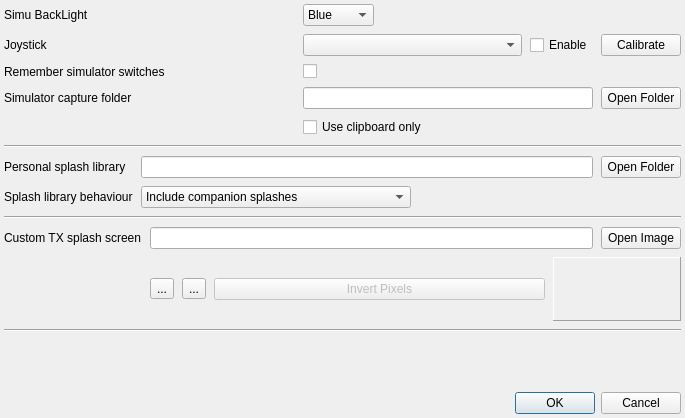
Old version of the form companion/src/imgpreferences.ui in the repository opentx/opentx.
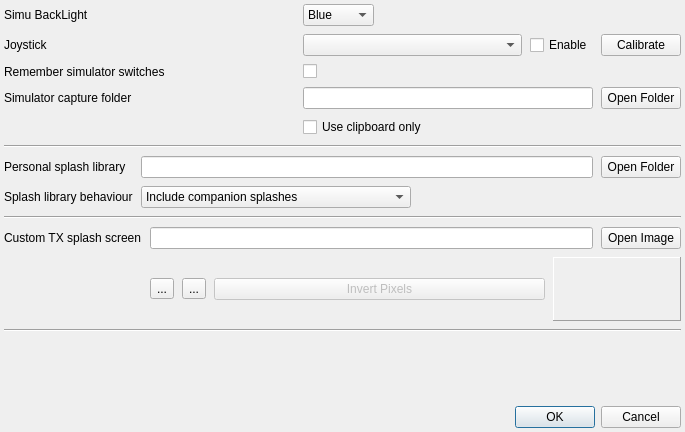
New version of the form.

```diff
--- a/companion/src/imgpreferences.ui
+++ b/companion/src/imgpreferences.ui
@@ -7,7 +7,7 @@
     <x>0</x>
     <y>0</y>
     <width>685</width>
-    <height>418</height>
+    <height>432</height>
    </rect>
   </property>
   <property name="sizePolicy">
```
Left out of the diff: 19 changed lines with no effect on the pictures.
